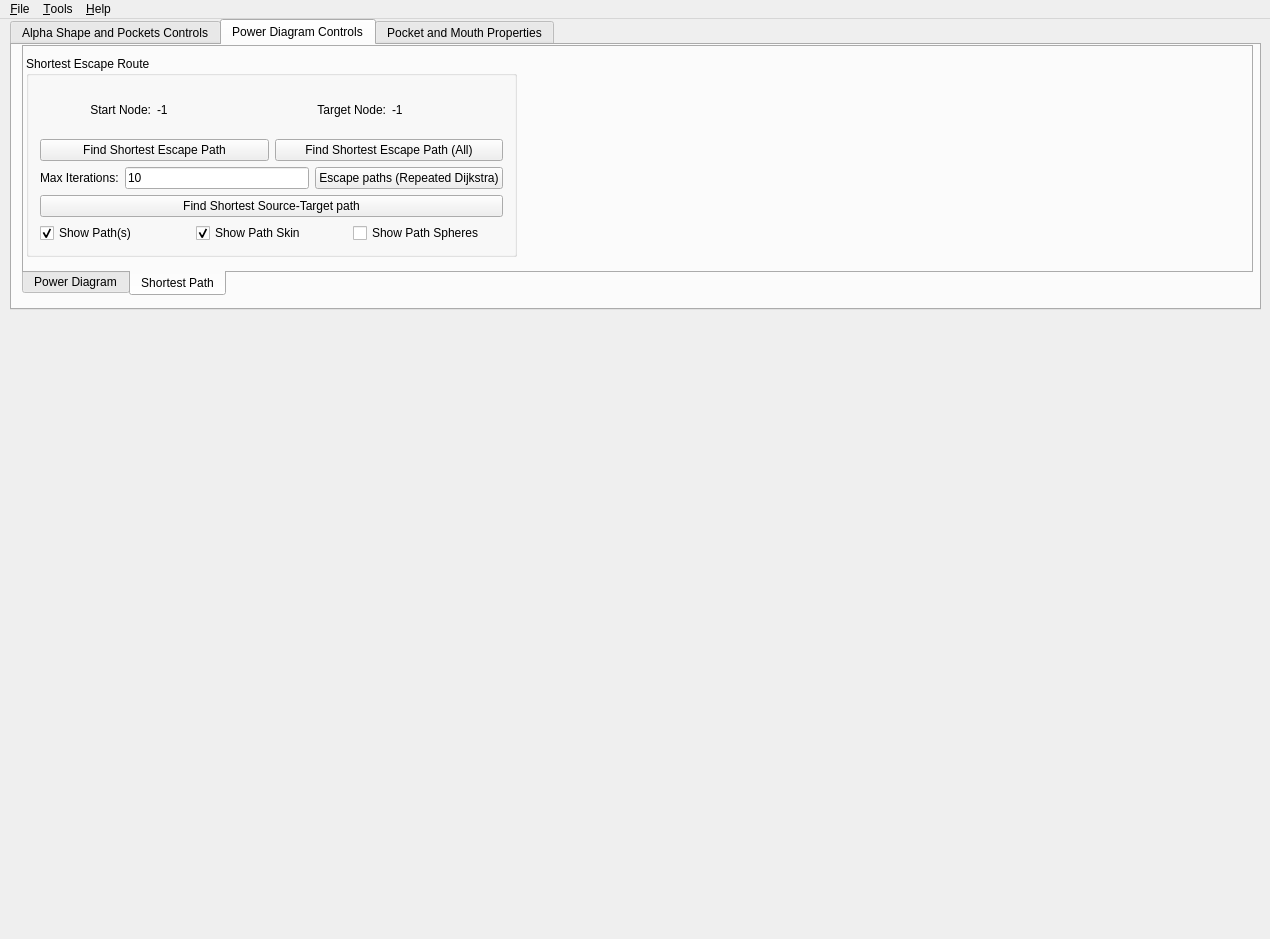
Above: mainwindow.ui from kamakshidasan/molecular-paths before the change. Below: the same form after it.
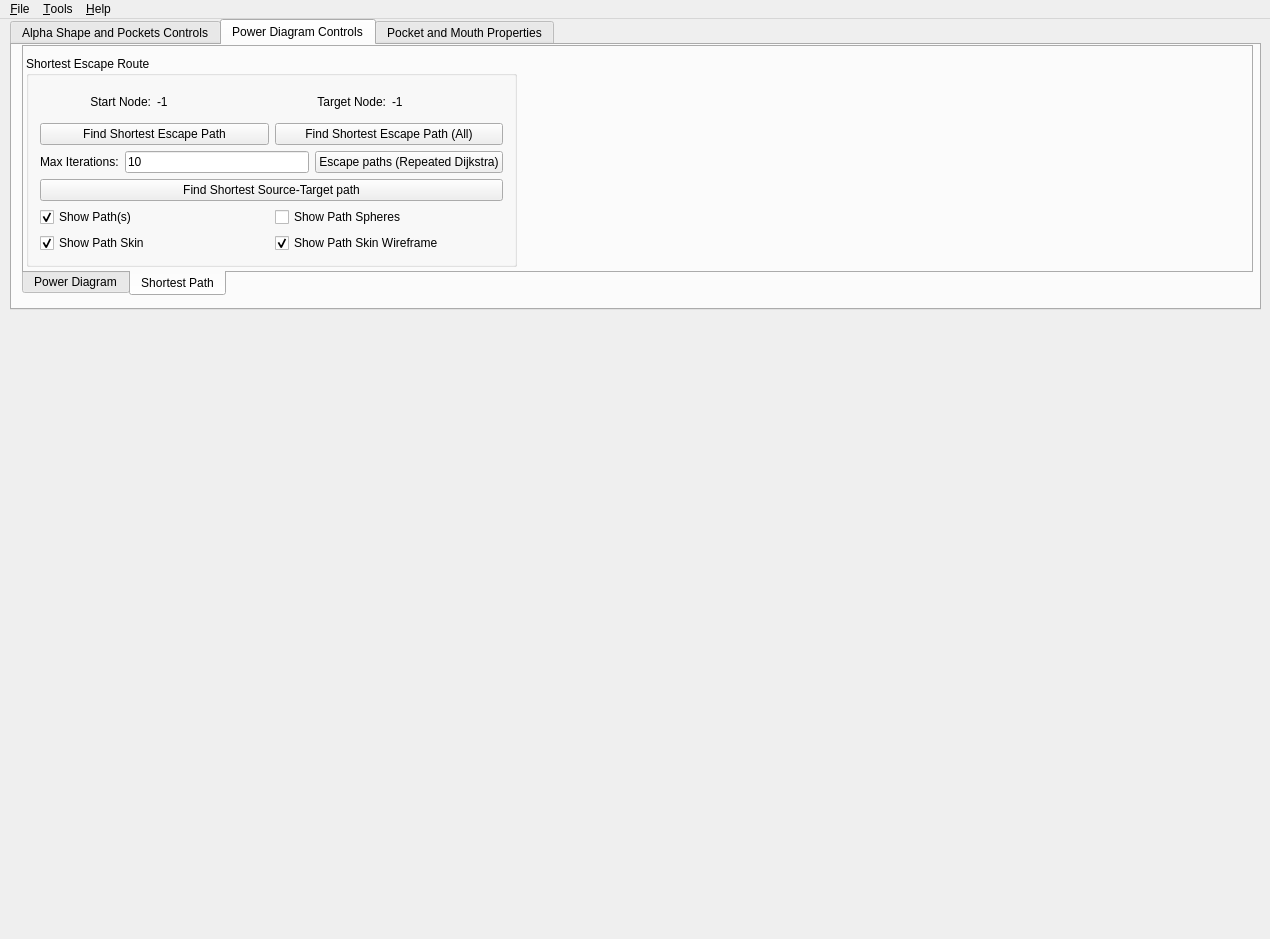
That is the form after the change. Custom widgets are drawn as their Qt base class.

```diff
--- a/mainwindow.ui
+++ b/mainwindow.ui
@@ -522,7 +522,7 @@
           <x>2</x>
           <y>9</y>
           <width>491</width>
-          <height>201</height>
+          <height>211</height>
          </rect>
         </property>
         <property name="title">
@@ -622,7 +622,7 @@
           </layout>
          </item>
          <item>
-          <layout class="QHBoxLayout" name="horizontalLayout_2">
+          <layout class="QHBoxLayout" name="horizontalLayout_9">
            <item>
             <widget class="QCheckBox" name="checkShowPath">
              <property name="text">
@@ -633,16 +633,6 @@
              </property>
             </widget>
            </item>
-           <item>
-            <widget class="QCheckBox" name="checkShowPathSkin">
-             <property name="text">
-              <string>Show Path Skin</string>
-             </property>
-             <property name="checked">
-              <bool>true</bool>
-             </property>
-            </widget>
-           </item>
            <item>
             <widget class="QCheckBox" name="checkShowPathSpheres">
              <property name="text">
@@ -652,6 +642,30 @@
            </item>
           </layout>
          </item>
+         <item>
+          <layout class="QHBoxLayout" name="horizontalLayout_2">
+           <item>
+            <widget class="QCheckBox" name="checkShowPathSkin">
+             <property name="text">
+              <string>Show Path Skin</string>
+             </property>
+             <property name="checked">
+              <bool>true</bool>
+             </property>
+            </widget>
+           </item>
+           <item>
+            <widget class="QCheckBox" name="checkShowPathSkinWF">
+             <property name="text">
+              <string>Show Path Skin Wireframe</string>
+             </property>
+             <property name="checked">
+              <bool>true</bool>
+             </property>
+            </widget>
+           </item>
+          </layout>
+         </item>
         </layout>
        </widget>
        <widget class="QCustomPlot" name="graphWidget" native="true">
```
Left out of the diff: 11 changed lines with no effect on the pictures.
